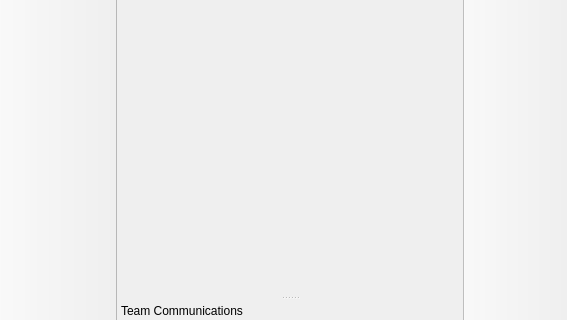
Qt form WaypointPlanner/gui/MainWindow.ui (raptorswing/FlightPlanner) before a commit; both pictures show x 0 to 567 and y 155 to 475 of the 567 by 475 pixel window.
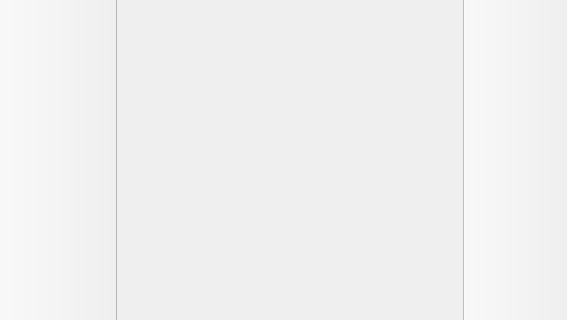
The same form after that commit. Icons and pictures are not drawn. Custom widgets are drawn as their Qt base class.

```diff
--- a/WaypointPlanner/gui/MainWindow.ui
+++ b/WaypointPlanner/gui/MainWindow.ui
@@ -113,18 +113,6 @@
    <addaction name="actionExport_Solution"/>
    <addaction name="actionExit"/>
   </widget>
-  <widget class="QDockWidget" name="dockWidget">
-   <property name="features">
-    <set>QDockWidget::NoDockWidgetFeatures</set>
-   </property>
-   <property name="windowTitle">
-    <string>Team Communications</string>
-   </property>
-   <attribute name="dockWidgetArea">
-    <number>8</number>
-   </attribute>
-   <widget class="ChatWidget" name="chatWidget"/>
-  </widget>
   <action name="actionExit">
    <property name="icon">
     <iconset resource="../WaypointPlannerResources.qrc">
@@ -245,12 +233,6 @@
  </widget>
  <layoutdefault spacing="6" margin="11"/>
  <customwidgets>
-  <customwidget>
-   <class>ChatWidget</class>
-   <extends>QWidget</extends>
-   <header location="global">gui/ChatWidget.h</header>
-   <container>1</container>
-  </customwidget>
   <customwidget>
    <class>WaypointMapView</class>
    <extends>QWidget</extends>
```
Left out of the diff: 11 changed lines with no effect on the pictures.
